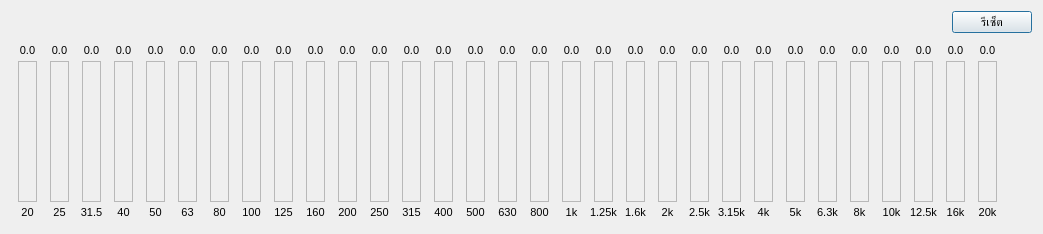
Old version of the form FXDialog/EQ31BandDialog.ui in the repository pie62/HandyKaraoke.
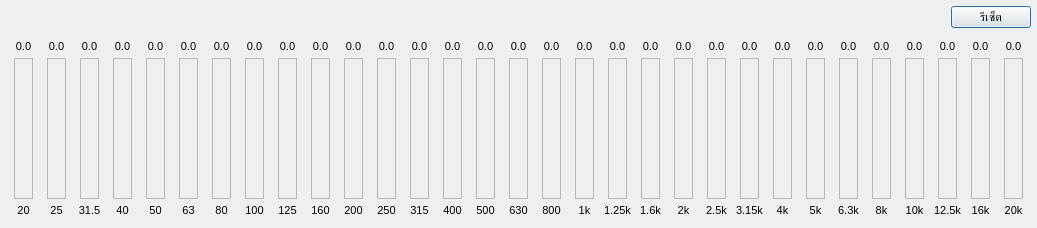
New version of the form. Custom widgets are drawn as their Qt base class.

Patch:
```diff
--- a/FXDialog/EQ31BandDialog.ui
+++ b/FXDialog/EQ31BandDialog.ui
@@ -6,14 +6,26 @@
    <rect>
     <x>0</x>
     <y>0</y>
-    <width>1043</width>
-    <height>234</height>
+    <width>1037</width>
+    <height>228</height>
    </rect>
   </property>
   <property name="windowTitle">
    <string>Dialog</string>
   </property>
   <layout class="QVBoxLayout" name="verticalLayout">
+   <property name="leftMargin">
+    <number>6</number>
+   </property>
+   <property name="topMargin">
+    <number>6</number>
+   </property>
+   <property name="rightMargin">
+    <number>6</number>
+   </property>
+   <property name="bottomMargin">
+    <number>6</number>
+   </property>
    <item>
     <layout class="QHBoxLayout" name="horizontalLayout_7">
      <item>
```
Left out of the diff: 3 changed lines with no effect on the pictures.
